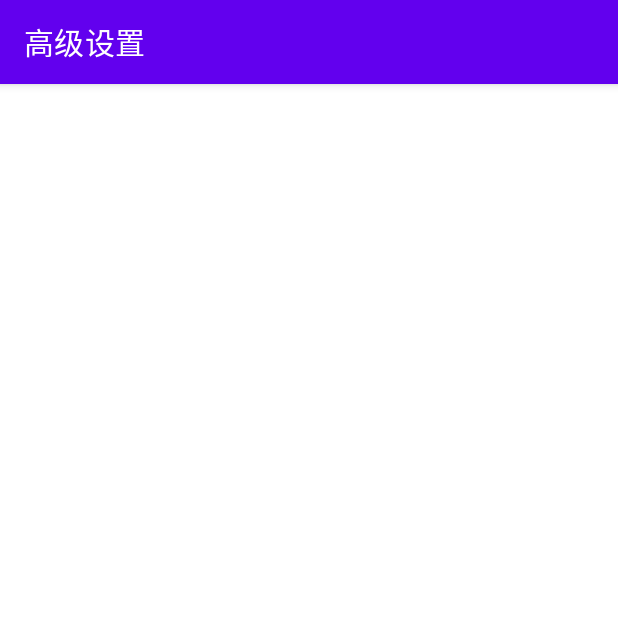
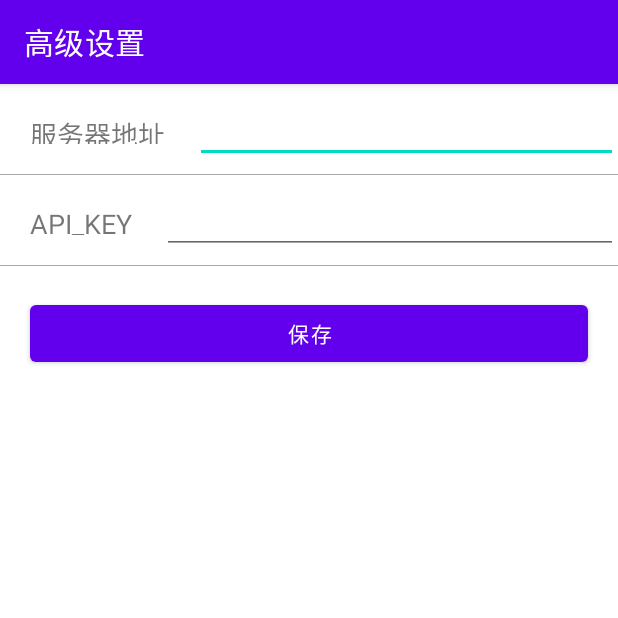
Before and after one commit to zhangxdnw/rewards-points-app, an Android app: the SeniorSettingsActivity screen opened directly, with no data from a screen before it, on a phone screen of 412 x 824 dp, the top half of it. Run offline under Robolectric (Android 15) with nearby library versions, the phone set to English and light mode, and no system bars.

Commit message:
mina & settings activity

```diff
--- a/app/src/main/java/cn/zxd/app/net/ApiUtils.kt
+++ b/app/src/main/java/cn/zxd/app/net/ApiUtils.kt
@@ -1 +1,13 @@
 package cn.zxd.app.net
+
+import cn.zxd.app.BuildConfig
+
+object ApiUtils {
+
+    var baseUrl: String = BuildConfig.BaseHost
+
+    var appKey: String = BuildConfig.ApiKey
+
+
+
+}
--- a/app/src/main/java/cn/zxd/app/service/VMDaemonService.kt
+++ b/app/src/main/java/cn/zxd/app/service/VMDaemonService.kt
@@ -13,9 +13,6 @@ class VMDaemonService : Service() {
     }
 
     override fun onStartCommand(intent: Intent?, flags: Int, startId: Int): Int {
-        Thread(Runnable {
-
-        })
         return super.onStartCommand(intent, flags, startId)
     }
 
--- a/app/src/main/java/cn/zxd/app/ui/MainActivity.kt
+++ b/app/src/main/java/cn/zxd/app/ui/MainActivity.kt
@@ -5,6 +5,7 @@ import android.os.Bundle
 import android.view.View
 import cn.zxd.app.R
 import cn.zxd.app.databinding.ActivityMainBinding
+import cn.zxd.app.net.ApiUtils
 import cn.zxd.app.service.VMDaemonService
 
 class MainActivity : BaseActivity() {
--- a/app/src/main/java/cn/zxd/app/ui/SeniorSettingsActivity.kt
+++ b/app/src/main/java/cn/zxd/app/ui/SeniorSettingsActivity.kt
@@ -1,4 +1,33 @@
 package cn.zxd.app.ui
 
-class SeniorSettingsActivity:BaseActivity() {
+import android.os.Bundle
+import android.text.TextUtils
+import android.view.View
+import android.widget.Toast
+import cn.zxd.app.databinding.ActivitySeniorSettingsBinding
+import cn.zxd.app.net.ApiUtils
+
+class SeniorSettingsActivity : BaseActivity() {
+
+    lateinit var dataBinding: ActivitySeniorSettingsBinding
+
+    override fun onCreate(savedInstanceState: Bundle?) {
+        super.onCreate(savedInstanceState)
+        dataBinding = ActivitySeniorSettingsBinding.inflate(layoutInflater)
+        setContentView(dataBinding.root)
+        dataBinding.etBaseHost.setText(ApiUtils.baseUrl)
+        dataBinding.etApiKey.setText(ApiUtils.appKey)
+    }
+
+    fun clickToSave(view: View) {
+        if (dataBinding.etBaseHost.text.matches(Regex("^\\s*$"))
+            && !TextUtils.isEmpty(dataBinding.etApiKey.text)
+        ) {
+            ApiUtils.baseUrl = dataBinding.etBaseHost.text.toString()
+            ApiUtils.appKey = dataBinding.etApiKey.text.toString()
+            Toast.makeText(view.context, "保存成功", Toast.LENGTH_SHORT).show()
+        } else {
+            Toast.makeText(view.context, "参数错误", Toast.LENGTH_SHORT).show()
+        }
+    }
 }
--- a/app/src/main/res/layout/activity_senior_settings.xml
+++ b/app/src/main/res/layout/activity_senior_settings.xml
@@ -1,6 +1,65 @@
 <?xml version="1.0" encoding="utf-8"?>
-<androidx.constraintlayout.widget.ConstraintLayout xmlns:android="http://schemas.android.com/apk/res/android"
+<LinearLayout xmlns:android="http://schemas.android.com/apk/res/android"
     android:layout_width="match_parent"
-    android:layout_height="match_parent">
+    android:layout_height="match_parent"
+    android:orientation="vertical">
 
-</androidx.constraintlayout.widget.ConstraintLayout>
+    <LinearLayout
+        android:layout_width="match_parent"
+        android:layout_height="60dp"
+        android:gravity="center_vertical">
+
+        <TextView
+            android:layout_width="wrap_content"
+            android:layout_height="wrap_content"
+            android:layout_margin="20dp"
+            android:text="@string/server_host"
+            android:textSize="18sp" />
+
+        <EditText
+            android:id="@+id/et_baseHost"
+            android:layout_width="0dp"
+            android:layout_height="wrap_content"
+            android:layout_weight="1" />
+
+    </LinearLayout>
+
+    <View
+        android:layout_width="match_parent"
+        android:layout_height="0.5dp"
+        android:background="#AAAAAA" />
+
+    <LinearLayout
+        android:layout_width="match_parent"
+        android:layout_height="60dp"
+        android:gravity="center_vertical">
+
+        <TextView
+            android:layout_width="wrap_content"
+            android:layout_height="wrap_content"
+            android:layout_margin="20dp"
+            android:text="@string/api_key"
+            android:textSize="18sp" />
+
+        <EditText
+            android:id="@+id/et_apiKey"
+            android:layout_width="0dp"
+            android:layout_height="wrap_content"
+            android:layout_weight="1" />
+
+    </LinearLayout>
+
+    <View
+        android:layout_width="match_parent"
+        android:layout_height="0.5dp"
+        android:background="#AAAAAA" />
+
+    <Button
+        android:id="@+id/btn_save"
+        android:layout_width="match_parent"
+        android:layout_height="50dp"
+        android:layout_margin="20dp"
+        android:onClick="clickToSave"
+        android:text="@string/save" />
+
+</LinearLayout>
--- a/app/src/main/res/values/strings.xml
+++ b/app/src/main/res/values/strings.xml
@@ -2,7 +2,16 @@
     <string name="app_name">RewardsPointsApp</string>
 
     <string name="activity_settings_name">设置</string>
+
+
+
     <string name="activity_volume_settings_name">声音设置</string>
+
+
     <string name="activity_senior_settings_name">高级设置</string>
+    <string name="server_host">服务器地址</string>
+    <string name="api_key">API_KEY</string>
+    <string name="save">保存</string>
+    <string name="volume">声音</string>
 
 </resources>
```
Also changed, not shown: app/build.gradle (+10 -2 lines), app/src/main/res/layout/activity_volume_settings.xml (+39 -3 lines).
